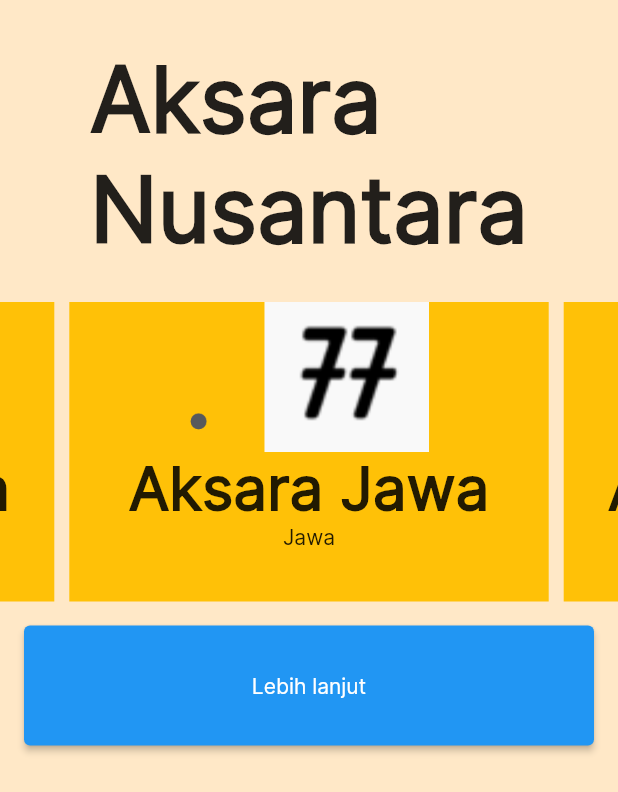
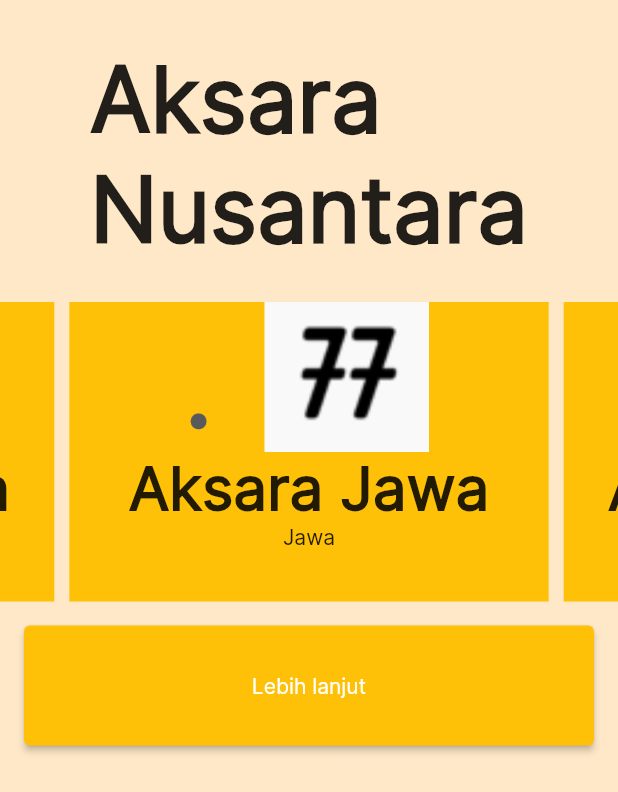
Before and after one commit to zhelint/aksantara, a Flutter app: the screen it shows after launch, on a phone screen of 412 x 824 dp. Shown: the top 792 px of the screen. Run offline on Flutter 3.47's test engine with Material 2 defaults, Android fonts, the phone set to English and light mode, and no system bars; drawn by our look-alikes of carousel_slider.

Commit message:
change the button's color

```diff
--- a/lib/main.dart
+++ b/lib/main.dart
@@ -103,7 +103,8 @@ class _MyHomePageState extends State<MyHomePage> {
               child: ElevatedButton(
                 onPressed: () {},
                 child: Text("Lebih lanjut"),
-                //style: ButtonStyle(backgroundColor: ColorProperty(Colors.amber, value)),
+                style: ButtonStyle(
+                    backgroundColor: MaterialStateProperty.all(Colors.amber)),
               ),
             )
           ],
```
